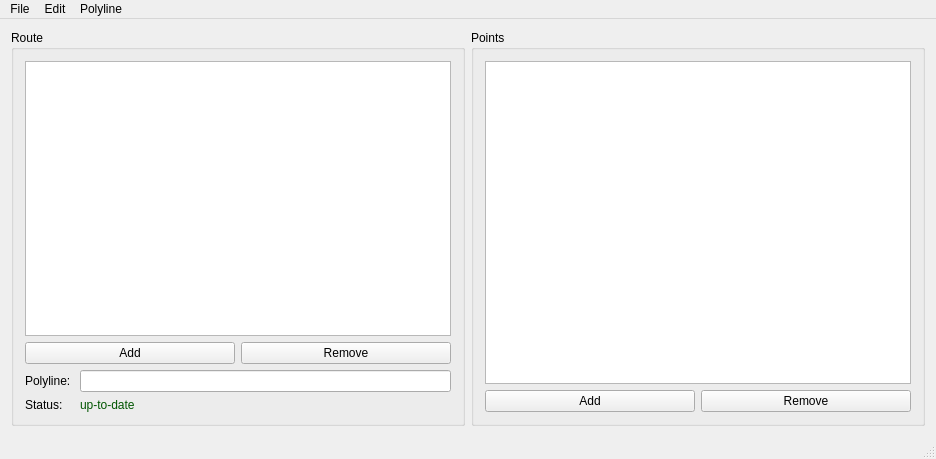
Above: Lab01/mainwindow.ui from YAXo-O/Software-Engeneering before the change. Below: the same form after it.
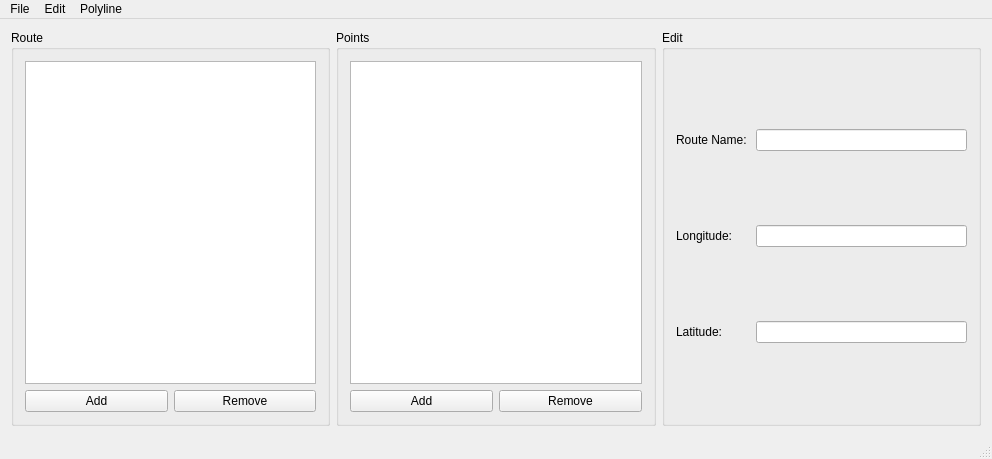
That is the form after the change.

Commit message: Change route/point

What changed in the file:
```diff
--- a/Lab01/mainwindow.ui
+++ b/Lab01/mainwindow.ui
@@ -6,7 +6,7 @@
    <rect>
     <x>0</x>
     <y>0</y>
-    <width>936</width>
+    <width>992</width>
     <height>459</height>
    </rect>
   </property>
@@ -14,7 +14,7 @@
    <string>Route App</string>
   </property>
   <widget class="QWidget" name="centralWidget">
-   <layout class="QHBoxLayout" name="horizontalLayout">
+   <layout class="QHBoxLayout" name="horizontalLayout" stretch="2,2,2">
     <item>
      <widget class="QGroupBox" name="routeGroup">
       <property name="title">
@@ -42,41 +42,6 @@
          </item>
         </layout>
        </item>
-       <item>
-        <layout class="QGridLayout" name="gridLayout">
-         <item row="0" column="0">
-          <widget class="QLabel" name="polylineLabel">
-           <property name="text">
-            <string>Polyline: </string>
-           </property>
-          </widget>
-         </item>
-         <item row="1" column="0">
-          <widget class="QLabel" name="statusLabel">
-           <property name="text">
-            <string>Status: </string>
-           </property>
-          </widget>
-         </item>
-         <item row="1" column="1">
-          <widget class="QLabel" name="currentStatusLabel">
-           <property name="text">
-            <string>&lt;html&gt;&lt;head/&gt;&lt;body&gt;&lt;p&gt;&lt;span style=&quot; color:#005500;&quot;&gt;up-to-date&lt;/span&gt;&lt;/p&gt;&lt;/body&gt;&lt;/html&gt;</string>
-           </property>
-          </widget>
-         </item>
-         <item row="0" column="1">
-          <widget class="QLineEdit" name="polylineLineEdit">
-           <property name="enabled">
-            <bool>true</bool>
-           </property>
-           <property name="readOnly">
-            <bool>true</bool>
-           </property>
-          </widget>
-         </item>
-        </layout>
-       </item>
       </layout>
      </widget>
     </item>
@@ -110,6 +75,45 @@
       </layout>
      </widget>
     </item>
+    <item>
+     <widget class="QGroupBox" name="editGroup">
+      <property name="title">
+       <string>Edit</string>
+      </property>
+      <layout class="QGridLayout" name="gridLayout">
+       <item row="1" column="0">
+        <widget class="QLabel" name="longitudeLabel">
+         <property name="text">
+          <string>Longitude: </string>
+         </property>
+        </widget>
+       </item>
+       <item row="0" column="0">
+        <widget class="QLabel" name="routeNameLabel">
+         <property name="text">
+          <string>Route Name: </string>
+         </property>
+        </widget>
+       </item>
+       <item row="2" column="0">
+        <widget class="QLabel" name="latitudeLabel">
+         <property name="text">
+          <string>Latitude: </string>
+         </property>
+        </widget>
+       </item>
+       <item row="1" column="1">
+        <widget class="QLineEdit" name="longitudeLine"/>
+       </item>
+       <item row="0" column="1">
+        <widget class="QLineEdit" name="routeNameLine"/>
+       </item>
+       <item row="2" column="1">
+        <widget class="QLineEdit" name="latitudeLine"/>
+       </item>
+      </layout>
+     </widget>
+    </item>
    </layout>
   </widget>
   <widget class="QMenuBar" name="menuBar">
@@ -117,7 +121,7 @@
     <rect>
      <x>0</x>
      <y>0</y>
-     <width>936</width>
+     <width>992</width>
      <height>25</height>
     </rect>
    </property>
```
Left out of the diff: 1 changed line with no effect on the pictures. The commit also changes 5 other files.
